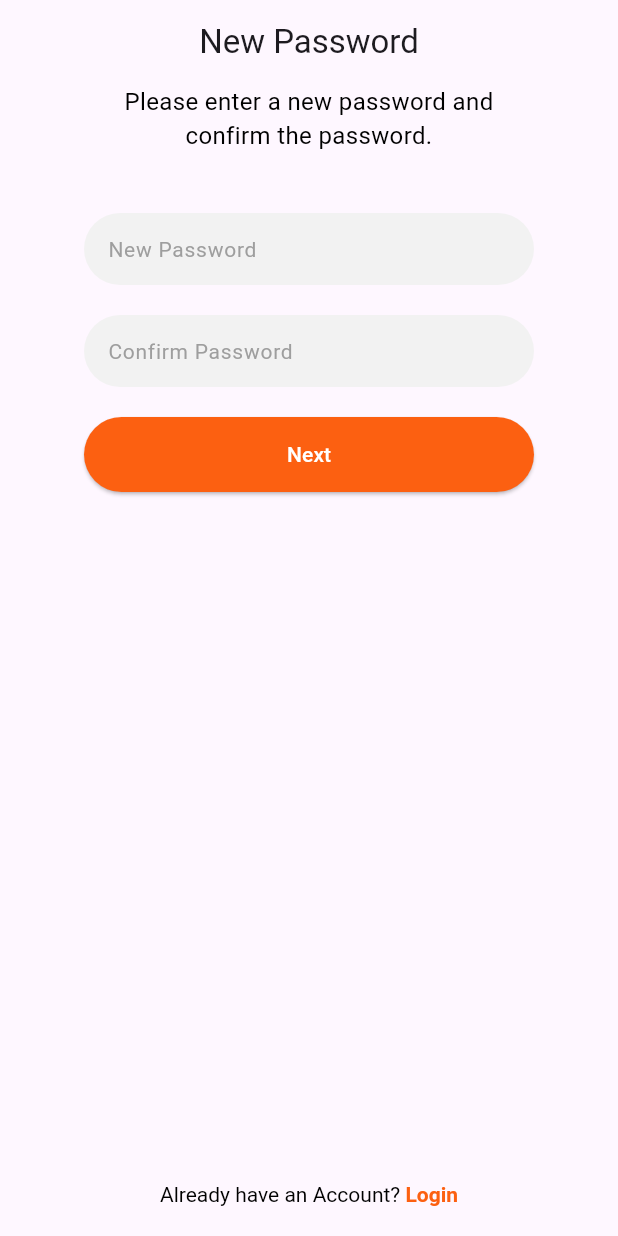
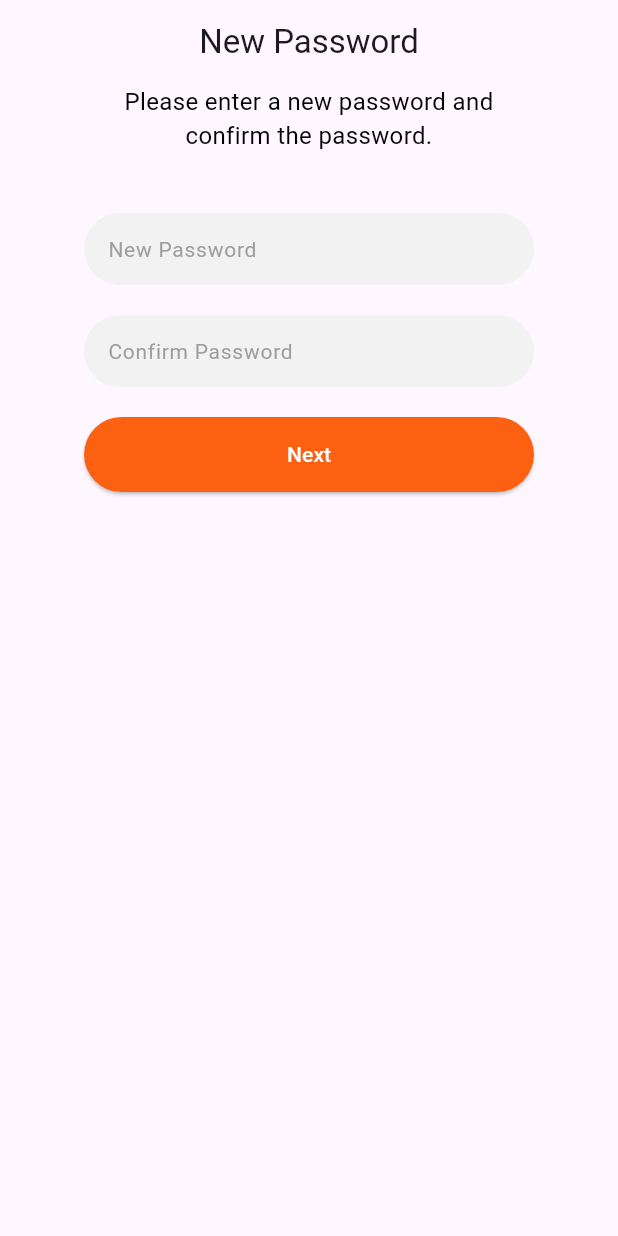
Before and after one commit to ShiblySohaib/EasyFood, a Flutter app: the ForgotPass03 screen opened directly, on a phone screen of 412 x 824 dp. Run offline on Flutter 3.47's test engine with Material 3 defaults, Android fonts, the phone set to English and light mode, and no system bars.

Commit message:
remove unnecessary footers

```diff
--- a/lib/forgotpass03.dart
+++ b/lib/forgotpass03.dart
@@ -46,32 +46,6 @@ class ForgotPass03 extends StatelessWidget {
               },
             ),
           ),
-          Spacer(),
-          RichText(
-            text: TextSpan(
-              text: "Already have an Account? ",
-              style: TextStyle(color: Colors.black),
-              children: <TextSpan>[
-                TextSpan(
-                  text: 'Login',
-                  style: TextStyle(
-                    color: Color(0xffFC6011),
-                    fontWeight: FontWeight.bold,
-                  ),
-                  recognizer: TapGestureRecognizer()
-                    ..onTap = () {
-                      Navigator.pushReplacement(
-                        context,
-                        SlideUpAnimation(
-                            page: LoginScreen(),
-                            duration: Duration(milliseconds: 400)),
-                      );
-                    },
-                ),
-              ],
-            ),
-          ),
-          addgap,
         ],
       ),
     );
--- a/lib/main.dart
+++ b/lib/main.dart
@@ -1,5 +1,5 @@
 import 'package:flutter/material.dart';
-import 'package:easyfood_flutter/landing.dart'; // Import the landing.dart file
+import 'package:easyfood_flutter/landing.dart';
 import 'package:easyfood_flutter/animations.dart';
 
 class FirstPage extends StatelessWidget {
```
